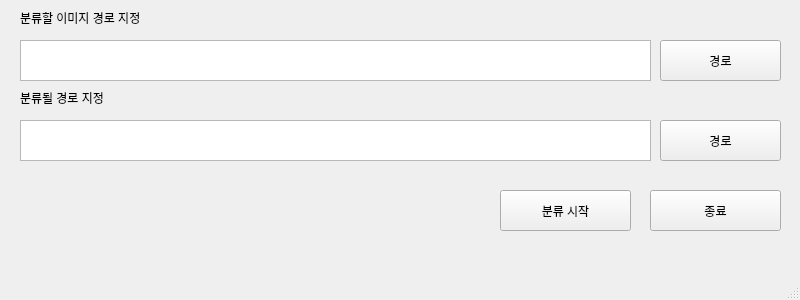
This is test.ui in ham7562/TFImageSorter as Qt 5 draws it before an edit. The edited form follows.
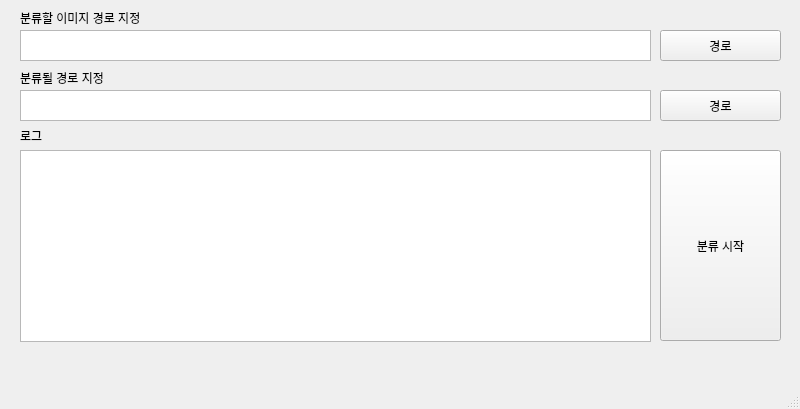
This is the edited form.

Commit message:
sample UI 완성
경로 누르면 꺼지는 버그 수정

```diff
--- a/test.ui
+++ b/test.ui
@@ -7,7 +7,7 @@
     <x>0</x>
     <y>0</y>
     <width>800</width>
-    <height>300</height>
+    <height>409</height>
    </rect>
   </property>
   <property name="windowTitle">
@@ -18,9 +18,9 @@
     <property name="geometry">
      <rect>
       <x>20</x>
-      <y>40</y>
+      <y>30</y>
       <width>631</width>
-      <height>41</height>
+      <height>31</height>
      </rect>
     </property>
    </widget>
@@ -28,9 +28,9 @@
     <property name="geometry">
      <rect>
       <x>660</x>
-      <y>40</y>
+      <y>30</y>
       <width>121</width>
-      <height>41</height>
+      <height>31</height>
      </rect>
     </property>
     <property name="text">
@@ -54,9 +54,9 @@
     <property name="geometry">
      <rect>
       <x>20</x>
-      <y>120</y>
+      <y>90</y>
       <width>631</width>
-      <height>41</height>
+      <height>31</height>
      </rect>
     </property>
    </widget>
@@ -64,7 +64,7 @@
     <property name="geometry">
      <rect>
       <x>20</x>
-      <y>90</y>
+      <y>70</y>
       <width>171</width>
       <height>16</height>
      </rect>
@@ -77,9 +77,9 @@
     <property name="geometry">
      <rect>
       <x>660</x>
-      <y>120</y>
+      <y>90</y>
       <width>121</width>
-      <height>41</height>
+      <height>31</height>
      </rect>
     </property>
     <property name="text">
@@ -89,27 +89,37 @@
    <widget class="QPushButton" name="startB">
     <property name="geometry">
      <rect>
-      <x>500</x>
-      <y>190</y>
-      <width>131</width>
-      <height>41</height>
+      <x>660</x>
+      <y>150</y>
+      <width>121</width>
+      <height>191</height>
      </rect>
     </property>
     <property name="text">
      <string>분류 시작</string>
     </property>
    </widget>
-   <widget class="QPushButton" name="closeB">
+   <widget class="QTextBrowser" name="LogTxet">
     <property name="geometry">
      <rect>
-      <x>650</x>
-      <y>190</y>
-      <width>131</width>
-      <height>41</height>
+      <x>20</x>
+      <y>150</y>
+      <width>631</width>
+      <height>192</height>
+     </rect>
+    </property>
+   </widget>
+   <widget class="QLabel" name="label_3">
+    <property name="geometry">
+     <rect>
+      <x>20</x>
+      <y>130</y>
+      <width>56</width>
+      <height>12</height>
      </rect>
     </property>
     <property name="text">
-     <string>종료</string>
+     <string>로그</string>
     </property>
    </widget>
   </widget>
```
Left out of the diff: 2 changed lines with no effect on the pictures. The commit also changes 5 other files.
